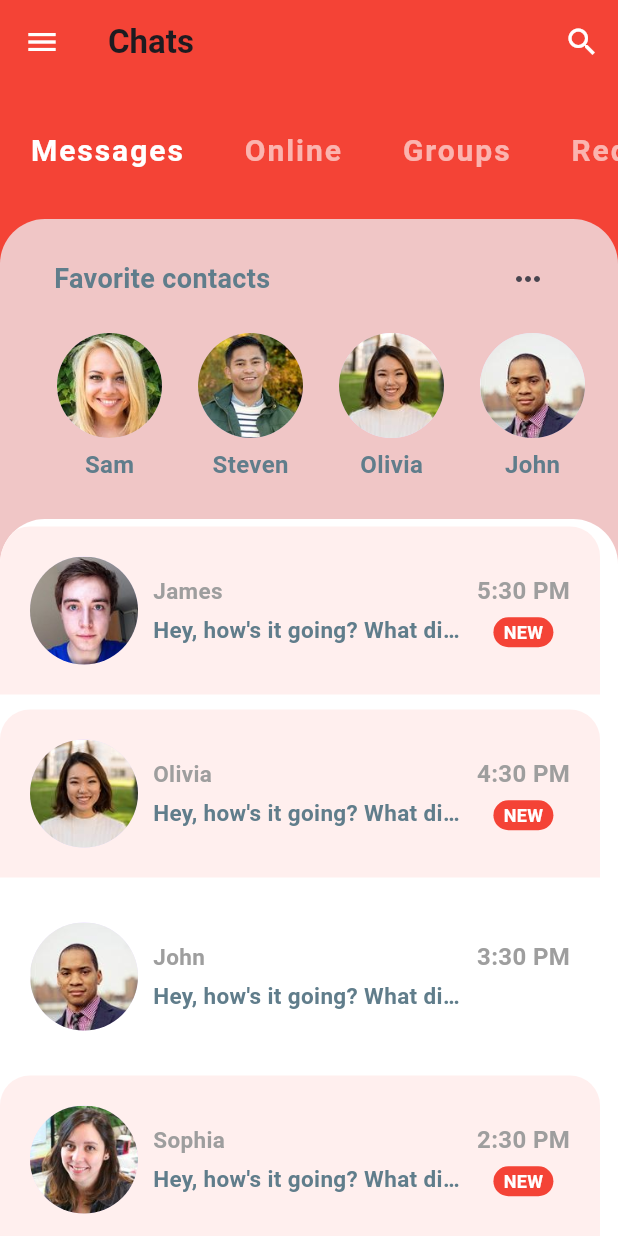
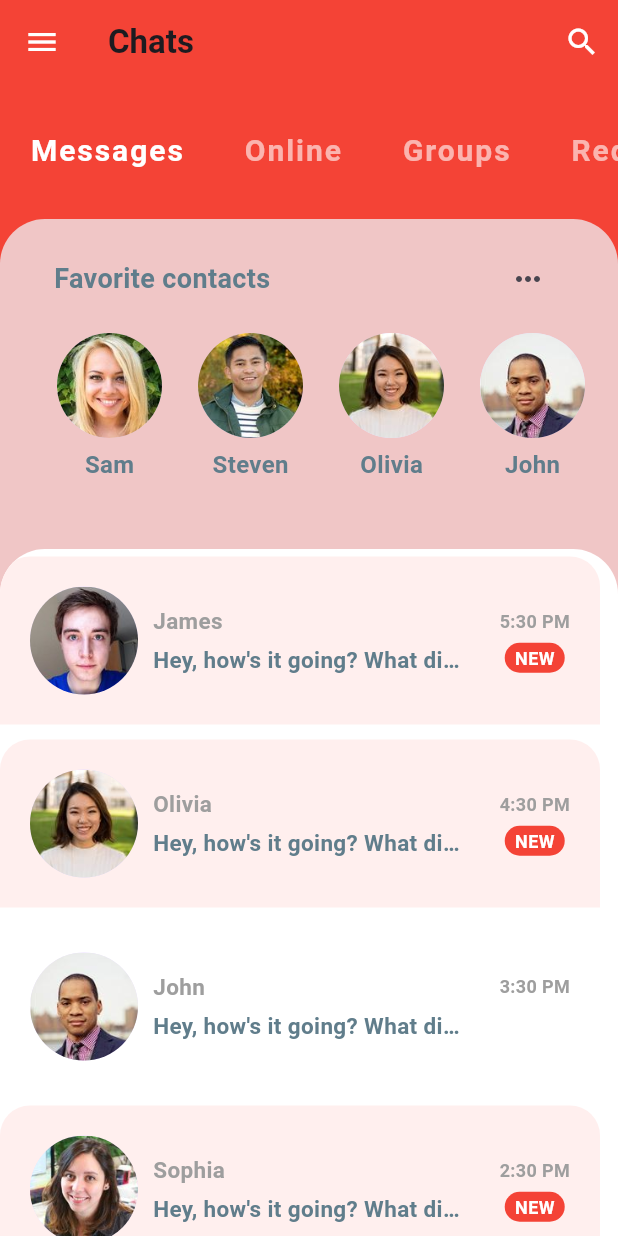
Before and after one commit to Ikwame91/learnigFlutter, a Flutter app: the screen it shows after launch, on a phone screen of 412 x 824 dp. Run offline on Flutter 3.47's test engine with Material 3 defaults, Android fonts, the phone set to English and light mode, and no system bars.

Commit message:
minor additions

```diff
--- a/lib/models/message_model.dart
+++ b/lib/models/message_model.dart
@@ -2,9 +2,8 @@ import 'package:chat_app_ui/models/user_model.dart';
 
 class Message {
   final User sender;
-  final String
-      time; // Would usually be type DateTime or Firebase Timestamp in production apps
-
+  final String time;
+  // Would usually be type DateTime or Firebase Timestamp in production apps
   final String text;
   final bool isLiked;
   final bool unread;
--- a/lib/widgets/Recents.dart
+++ b/lib/widgets/Recents.dart
@@ -1,5 +1,3 @@
-// ignore_for_file: prefer_const_constructors, avoid_unnecessary_containers, sized_box_for_whitespace
-
 import 'package:chat_app_ui/models/message_model.dart';
 import 'package:chat_app_ui/screens/chat_screen.dart';
 import 'package:flutter/material.dart';
@@ -11,7 +9,7 @@ class RecentChats extends StatelessWidget {
   Widget build(BuildContext context) {
     return Expanded(
       child: Container(
-        decoration: BoxDecoration(
+        decoration: const BoxDecoration(
           color: Colors.white,
           borderRadius: BorderRadius.only(
             topLeft: Radius.circular(30),
@@ -19,7 +17,7 @@ class RecentChats extends StatelessWidget {
           ),
         ),
         child: ClipRRect(
-          borderRadius: BorderRadius.only(
+          borderRadius: const BorderRadius.only(
             topLeft: Radius.circular(30),
             topRight: Radius.circular(30),
           ),
@@ -33,11 +31,14 @@ class RecentChats extends StatelessWidget {
                       MaterialPageRoute(
                           builder: (_) => ChatScreen(user: chat.sender))),
                   child: Container(
-                    margin: EdgeInsets.only(top: 5.0, bottom: 5.0, right: 12),
-                    padding: EdgeInsets.symmetric(horizontal: 20, vertical: 20),
+                    margin:
+                        const EdgeInsets.only(top: 5.0, bottom: 5.0, right: 12),
+                    padding: const EdgeInsets.symmetric(
+                        horizontal: 20, vertical: 20),
                     decoration: BoxDecoration(
-                      color: chat.unread ? Color(0XFFFFEFEE) : Colors.white,
-                      borderRadius: BorderRadius.only(
+                      color:
+                          chat.unread ? const Color(0XFFFFEFEE) : Colors.white,
+                      borderRadius: const BorderRadius.only(
                         topLeft: Radius.circular(20),
                         topRight: Radius.circular(20),
                       ),
@@ -51,7 +52,7 @@ class RecentChats extends StatelessWidget {
                               radius: 36,
                               backgroundImage: AssetImage(chat.sender.imageUrl),
                             ),
-                            SizedBox(
+                            const SizedBox(
                               width: 10.0,
                             ),
                             Column(
@@ -59,12 +60,12 @@ class RecentChats extends StatelessWidget {
                               children: [
                                 Text(
                                   chat.sender.name,
-                                  style: TextStyle(
+                                  style: const TextStyle(
                                       color: Colors.grey,
                                       fontSize: 15.0,
                                       fontWeight: FontWeight.bold),
                                 ),
-                                SizedBox(
+                                const SizedBox(
                                   height: 5.0,
                                 ),
                                 Container(
@@ -72,7 +73,7 @@ class RecentChats extends StatelessWidget {
                                       MediaQuery.of(context).size.width * 0.5,
                                   child: Text(
                                     chat.text,
-                                    style: TextStyle(
+                                    style: const TextStyle(
                                         color: Colors.blueGrey,
                                         fontSize: 15.0,
                                         fontWeight: FontWeight.bold),
@@ -85,14 +86,18 @@ class RecentChats extends StatelessWidget {
                         ),
                         Column(
                           children: [
-                            Text(
-                              chat.time,
-                              style: TextStyle(
-                                  color: Colors.grey,
-                                  fontSize: 16,
-                                  fontWeight: FontWeight.bold),
+                            Row(
+                              children: [
+                                Text(
+                                  chat.time,
+                                  style: const TextStyle(
+                                      color: Colors.grey,
+                                      fontSize: 12,
+                                      fontWeight: FontWeight.bold),
+                                ),
+                              ],
                             ),
-                            SizedBox(
+                            const SizedBox(
                               height: 6,
                             ),
                             chat.unread
@@ -104,7 +109,7 @@ class RecentChats extends StatelessWidget {
                                         borderRadius:
                                             BorderRadius.circular(30.0)),
                                     alignment: Alignment.center,
-                                    child: Text(
+                                    child: const Text(
                                       'NEW',
                                       style: TextStyle(
                                           fontSize: 12,
@@ -112,7 +117,7 @@ class RecentChats extends StatelessWidget {
                                           color: Colors.white),
                                     ),
                                   )
-                                : Text('')
+                                : const Text('')
                           ],
                         )
                       ],
--- a/lib/widgets/favorites_container.dart
+++ b/lib/widgets/favorites_container.dart
@@ -29,8 +29,8 @@ class FavoriteContacts extends StatelessWidget {
               ],
             ),
           ),
-          Container(
-            height: 120,
+          SizedBox(
+            height: 140,
             child: ListView.builder(
               padding: EdgeInsets.only(left: 10),
               scrollDirection: Axis.horizontal,
```
Also changed, not shown: pubspec.lock.
